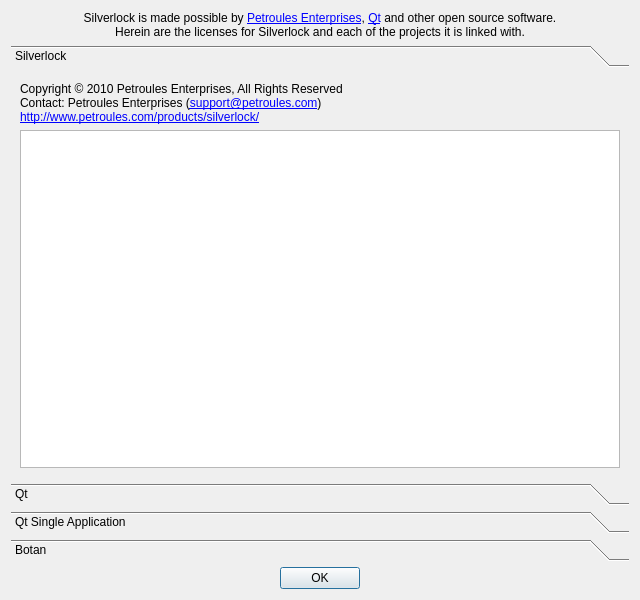
This is silverlock/licensedialog.ui in petroules/silverlock as Qt 5 draws it before an edit. The edited form follows.
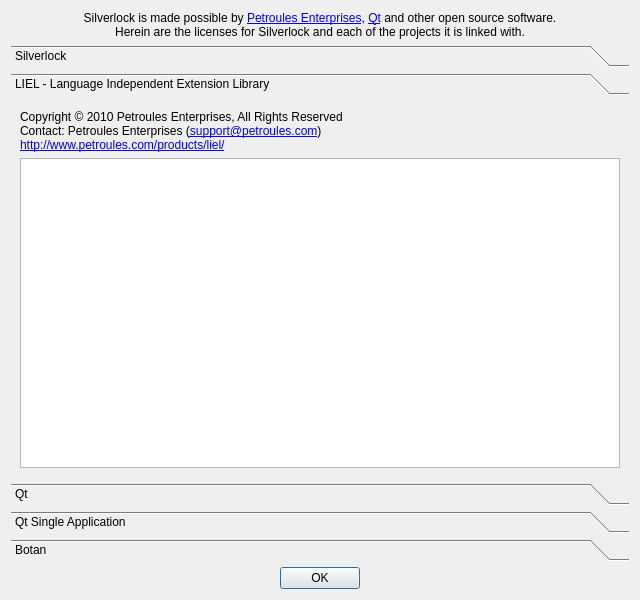
This is the edited form. The open tabs and pages were chosen to show the change.

Patch:
```diff
--- a/silverlock/licensedialog.ui
+++ b/silverlock/licensedialog.ui
@@ -39,7 +39,7 @@
         <x>0</x>
         <y>0</y>
         <width>622</width>
-        <height>413</height>
+        <height>386</height>
        </rect>
       </property>
       <attribute name="label">
@@ -73,6 +73,46 @@
        </item>
       </layout>
      </widget>
+     <widget class="QWidget" name="lielPage">
+      <property name="geometry">
+       <rect>
+        <x>0</x>
+        <y>0</y>
+        <width>310</width>
+        <height>134</height>
+       </rect>
+      </property>
+      <attribute name="label">
+       <string>LIEL - Language Independent Extension Library</string>
+      </attribute>
+      <layout class="QVBoxLayout" name="verticalLayout_6">
+       <item>
+        <widget class="QLabel" name="lielLabel">
+         <property name="text">
+          <string>Copyright &amp;copy; 2010 Petroules Enterprises, All Rights Reserved&lt;br /&gt;
+Contact: Petroules Enterprises (&lt;a href=&quot;mailto:support@petroules.com&quot;&gt;support@petroules.com&lt;/a&gt;)&lt;br /&gt;
+&lt;a href=&quot;http://www.petroules.com/products/liel/&quot;&gt;http://www.petroules.com/products/liel/&lt;/a&gt;</string>
+         </property>
+         <property name="textFormat">
+          <enum>Qt::RichText</enum>
+         </property>
+         <property name="openExternalLinks">
+          <bool>true</bool>
+         </property>
+        </widget>
+       </item>
+       <item>
+        <widget class="QTextBrowser" name="lielLicense">
+         <property name="openExternalLinks">
+          <bool>true</bool>
+         </property>
+         <property name="openLinks">
+          <bool>false</bool>
+         </property>
+        </widget>
+       </item>
+      </layout>
+     </widget>
      <widget class="QWidget" name="qtPage">
       <property name="geometry">
        <rect>
```
Left out of the diff: 20 changed lines with no effect on the pictures.
